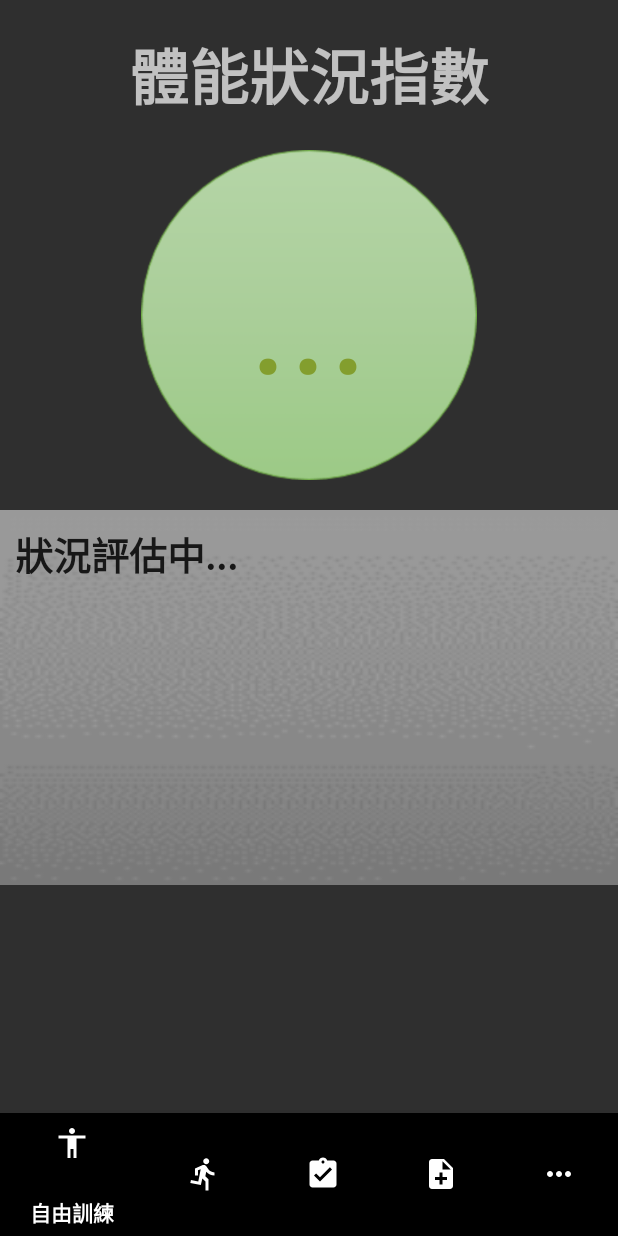
After one commit to ideasiii/WheelpieDemo, an Android app: the layout nav_score.xml on its own in the app's theme, with its tools: preview values and no code run, on a phone screen of 412 x 824 dp. The commit adds this screen. Run offline under Robolectric (Android 15) with nearby library versions, the light colour scheme and no system bars.

Commit message:
調整 ScoreActivity，套用共用menu

```diff
--- a/app/src/main/AndroidManifest.xml
+++ b/app/src/main/AndroidManifest.xml
@@ -16,7 +16,6 @@
         android:theme="@style/AppTheme"
         tools:ignore="AllowBackup,GoogleAppIndexingWarning">
         <activity android:name=".MainActivity">
-        <!--<activity android:name=".chat.ScoreActivity">-->
             <intent-filter>
                 <action android:name="android.intent.action.MAIN" />
                 <category android:name="android.intent.category.LAUNCHER" />
@@ -62,6 +61,7 @@
             android:name=".sample.TrainingSampleActivity">
         </activity>
         <activity android:name=".setting.SettingActivity" />
+        <activity android:name=".chat.ScoreActivity" />
     </application>
 
 </manifest>
--- a/app/src/main/java/org/iii/wheelpiedemo/chat/ScoreActivity.java
+++ b/app/src/main/java/org/iii/wheelpiedemo/chat/ScoreActivity.java
@@ -19,6 +19,7 @@ import org.iii.more.restapiclient.Response;
 import org.iii.wheelpiedemo.R;
 import org.iii.wheelpiedemo.common.Logs;
 import org.iii.wheelpiedemo.common.RestApiHeaderClient;
+import org.iii.wheelpiedemo.menu.NavigationActivity;
 import org.json.JSONException;
 import org.json.JSONObject;
 
@@ -30,7 +31,7 @@ import java.util.logging.Handler;
 /**
  * Created by Ruska on 11/12/2018
  */
-public class ScoreActivity extends Activity implements TextToSpeech.OnInitListener
+public class ScoreActivity extends NavigationActivity implements TextToSpeech.OnInitListener
 {
     private ImageView circleAddColor = null;
     private TextView TRIMPScore = null;
@@ -201,7 +202,8 @@ public class ScoreActivity extends Activity implements TextToSpeech.OnInitListen
     protected void onCreate(Bundle saveInstanceState)
     {
         super.onCreate(saveInstanceState);
-        setContentView(R.layout.activity_score);
+        setContentView(R.layout.nav_score);
+        initCommonNavigationView();
         Logs.showTrace("[state] onCreate");
         circleAddColor = (ImageView)findViewById(R.id.chat_imageViewp2Circle);
         TRIMPScore = (TextView)findViewById(R.id.chat_textViewp2Score);
@@ -214,6 +216,11 @@ public class ScoreActivity extends Activity implements TextToSpeech.OnInitListen
         Intent ttsIntent = new Intent();
         ttsIntent.setAction(TextToSpeech.Engine.ACTION_CHECK_TTS_DATA);
         startActivityForResult(ttsIntent, ACT_CHECK_TTS_DATA);
+    }
+
+    @Override
+    public int getBottomNavigationViewId() {
+        return R.id.score_nav;
     }
 
 //    @Override
--- a/app/src/main/java/org/iii/wheelpiedemo/menu/MenuItemObject.java
+++ b/app/src/main/java/org/iii/wheelpiedemo/menu/MenuItemObject.java
@@ -1,6 +1,7 @@
 package org.iii.wheelpiedemo.menu;
 
 import org.iii.wheelpiedemo.R;
+import org.iii.wheelpiedemo.chat.ScoreActivity;
 import org.iii.wheelpiedemo.chat.SpeechActivity;
 import org.iii.wheelpiedemo.course.CourseActivity;
 import org.iii.wheelpiedemo.dashboard.DashboardActivity;
@@ -13,7 +14,7 @@ import java.util.Map;
 public enum MenuItemObject {
     FREE(R.string.menu_free, R.layout.training_main, 0, TrainingActivity.class),
     TRAINING(R.string.menu_training, R.layout.training_main, 1, TrainingActivity.class),
-    EVALUATION(R.string.menu_evaluation, R.layout.activity_setting, 2, SettingActivity.class),
+    EVALUATION(R.string.menu_evaluation, R.layout.activity_score, 2, ScoreActivity.class),
     COURSE(R.string.menu_course, R.layout.activity_course, 3, CourseActivity.class),
     SETTING(R.string.menu_setting, R.layout.activity_setting, 4, SettingActivity.class),
     DASHBOARD(R.string.menu_dashboard, R.layout.dashboard, 5, DashboardActivity.class),
--- /dev/null
+++ b/app/src/main/res/layout/nav_score.xml
@@ -0,0 +1,31 @@
+<?xml version="1.0" encoding="utf-8"?>
+<android.support.constraint.ConstraintLayout xmlns:android="http://schemas.android.com/apk/res/android"
+    android:layout_width="match_parent"
+    android:layout_height="match_parent"
+    xmlns:app="http://schemas.android.com/apk/res-auto">
+
+    <LinearLayout
+        android:layout_width="match_parent"
+        android:layout_height="match_parent"
+        android:orientation="vertical">
+
+        <FrameLayout
+            android:id="@+id/container"
+            android:layout_width="match_parent"
+            android:layout_height="match_parent"
+            android:layout_weight="1">
+            <!-- 修改activity_course為你的頁面layout -->
+            <include layout="@layout/activity_score" />
+        </FrameLayout>
+
+        <!-- 修改menu_nav為你頁面的選單專屬id -->
+        <android.support.design.widget.BottomNavigationView
+            android:id="@+id/score_nav"
+            android:layout_width="match_parent"
+            android:layout_height="match_parent"
+            android:layout_weight="9"
+            app:itemIconTint="@color/White"
+            app:itemTextColor="@color/White"
+            app:menu="@menu/navigation" />
+    </LinearLayout>
+</android.support.constraint.ConstraintLayout>
```
